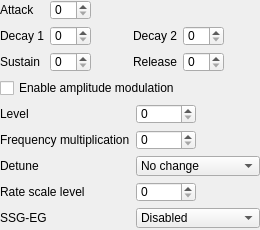
Above: src/operator_editor.ui from Wohlstand/OPN2BankEditor before the change. Below: the same form after it.
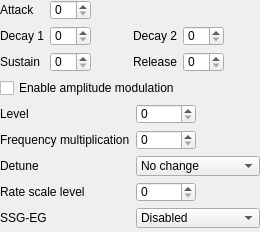
That is the form after the change.

Commit message: Fixed missing translation of operator edit widgets

Patch:
```diff
--- a/src/operator_editor.ui
+++ b/src/operator_editor.ui
@@ -7,7 +7,7 @@
     <x>0</x>
     <y>0</y>
     <width>260</width>
-    <height>230</height>
+    <height>232</height>
    </rect>
   </property>
   <property name="windowTitle">
```
Left out of the diff: 2 changed lines with no effect on the pictures. The commit also changes 4 other files.
